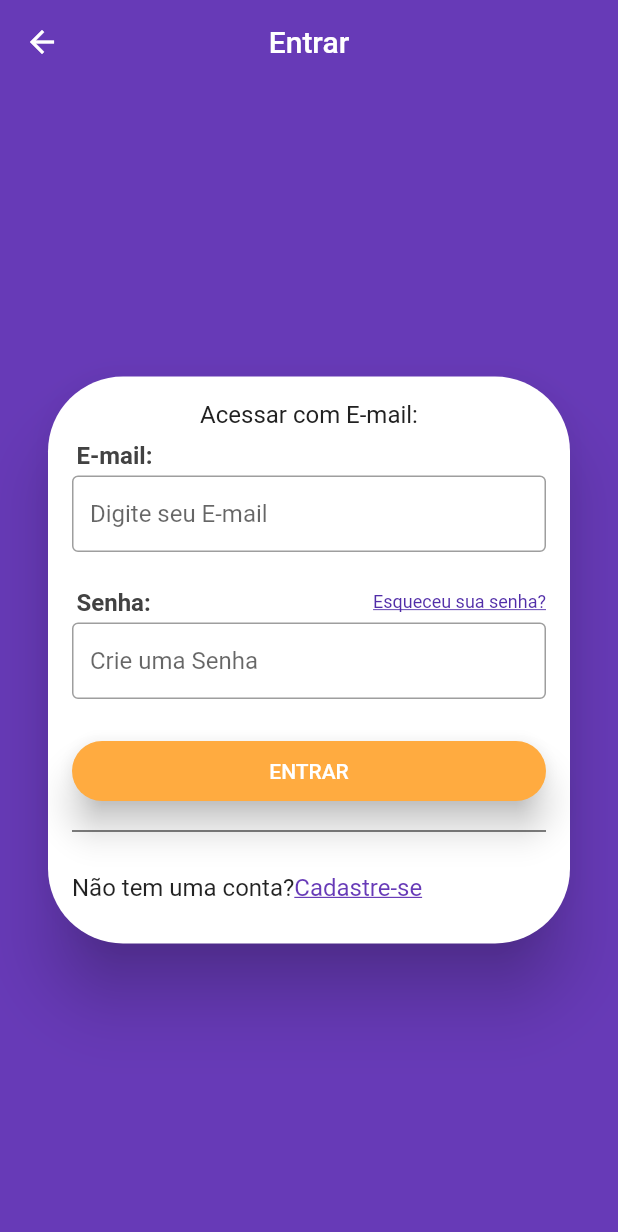
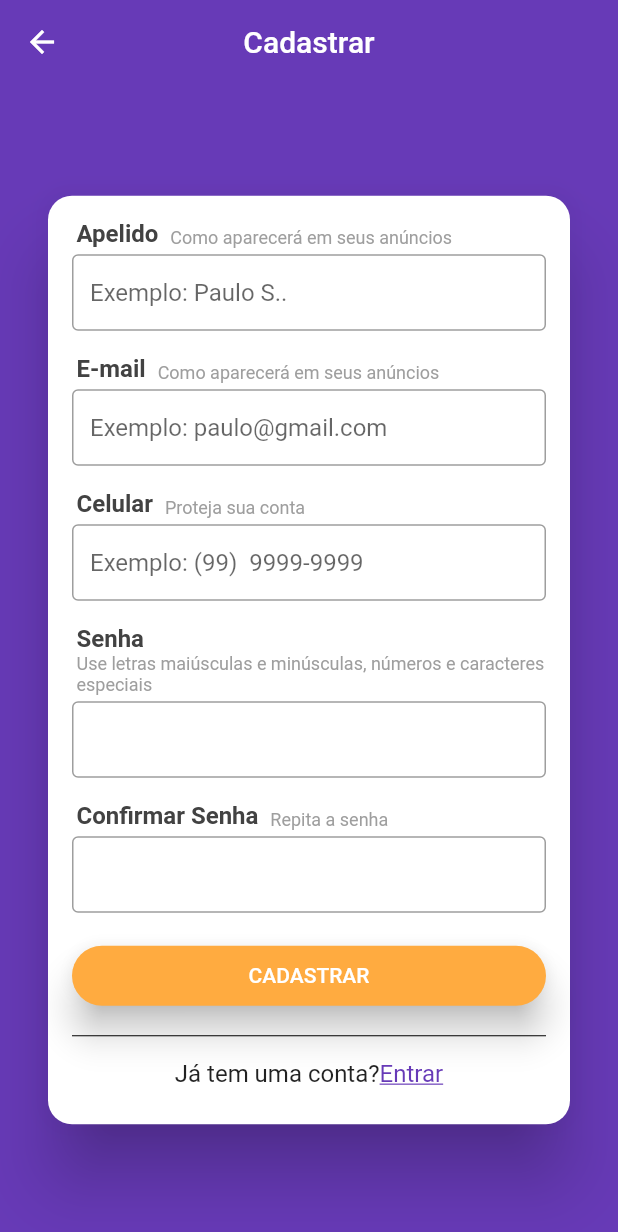
Before and after one commit to PAULOFO/Magazine-Market, a Flutter app: the LoginScreen screen opened directly, after a tap on "Cadastre-se", on a phone screen of 412 x 824 dp. Shown: the top 1232 px of the screen. Run offline on Flutter 3.47's test engine with Material 2 defaults, Android fonts, the phone set to English and light mode, and no system bars; our stand-ins replace brasil_fields, get_it, mobx, parse_server_sdk; generated files the repository leaves out were written again.

Commit message:
5º Commit "Criando a Tela de Cadastro"

```diff
--- a/lib/screens/login/login_screen.dart
+++ b/lib/screens/login/login_screen.dart
@@ -1,4 +1,5 @@
 import 'package:flutter/material.dart';
+import 'package:magazine_market/screens/signup/signup_screen.dart';
 
 class LoginScreen extends StatelessWidget {
   @override
@@ -14,7 +15,7 @@ class LoginScreen extends StatelessWidget {
           child: Card(
             margin: const EdgeInsets.symmetric(horizontal: 32),
             shape: RoundedRectangleBorder(
-              borderRadius: BorderRadius.circular(50),
+              borderRadius: BorderRadius.circular(16),
             ),
             elevation: 20,
             child: Padding(
@@ -112,8 +113,8 @@ class LoginScreen extends StatelessWidget {
                         ),
                         GestureDetector(
                           onTap: (){
-                            // Navigator.of(context).push(MaterialPageRoute(
-                            //     builder: (context) => SignUpScreen()));
+                             Navigator.of(context).push(MaterialPageRoute(
+                                builder: (context) => SignUpScreen()));
                           },
                           child: Text(
                             'Cadastre-se',
--- /dev/null
+++ b/lib/screens/signup/components/field_title.dart
@@ -0,0 +1,36 @@
+import 'package:flutter/material.dart';
+
+class FieldTitle extends StatelessWidget {
+
+  const FieldTitle({this.title, this.subtitle});
+
+  final String title;
+  final String subtitle;
+
+  @override
+  Widget build(BuildContext context) {
+    return Padding(
+      padding: const EdgeInsets.only(left: 3, bottom: 4),
+      child: Wrap(
+        crossAxisAlignment: WrapCrossAlignment.end,
+        children: [
+          Text(
+            '$title  ',
+            style: TextStyle(
+              color: Colors.grey[800],
+              fontSize: 16,
+              fontWeight: FontWeight.w700,
+            ),
+          ),
+          Text(
+            '$subtitle ',
+            style: TextStyle(
+              color: Colors.grey,
+              fontSize: 12,
+            ),
+          ),
+        ],
+      ),
+    );
+  }
+}
--- /dev/null
+++ b/lib/screens/signup/signup_screen.dart
@@ -0,0 +1,144 @@
+import 'package:brasil_fields/formatter/telefone_input_formatter.dart';
+import 'package:flutter/material.dart';
+import 'package:flutter/services.dart';
+import 'package:magazine_market/screens/signup/components/field_title.dart';
+
+class SignUpScreen extends StatelessWidget {
+  @override
+  Widget build(BuildContext context) {
+    return Scaffold(
+      appBar: AppBar(
+        title: const Text('Cadastrar'),
+        centerTitle: true,
+      ),
+      body: Container(
+        alignment: Alignment.center,
+        child: SingleChildScrollView(
+          child: Card(
+            margin: const EdgeInsets.symmetric(horizontal: 32),
+            shape: RoundedRectangleBorder(
+              borderRadius: BorderRadius.circular(16),
+            ),
+            elevation: 20,
+            child: Padding(
+              padding: const EdgeInsets.all(16),
+              child: Column(
+                crossAxisAlignment: CrossAxisAlignment.stretch,
+                mainAxisSize: MainAxisSize.min,
+                children: [
+                  FieldTitle(
+                    title: 'Apelido',
+                    subtitle: 'Como aparecerá em seus anúncios',
+                  ),
+                  TextField(
+                    decoration: InputDecoration(
+                      border: OutlineInputBorder(),
+                      isDense: true,
+                      hintText: 'Exemplo: Paulo S..'
+                    ),
+                    keyboardType: TextInputType.text,
+                  ),
+                  SizedBox(height: 16,),
+                  FieldTitle(
+                    title: 'E-mail',
+                    subtitle: 'Como aparecerá em seus anúncios',
+                  ),
+                  TextField(
+                    decoration: InputDecoration(
+                        border: OutlineInputBorder(),
+                        isDense: true,
+                        hintText: 'Exemplo: paulo@gmail.com'
+                    ),
+                    keyboardType: TextInputType.emailAddress,
+                    autocorrect: false,
+                  ),
+                  SizedBox(height: 16,),
+                  FieldTitle(
+                    title: 'Celular',
+                    subtitle: 'Proteja sua conta',
+                  ),
+                  TextField(
+                    decoration: InputDecoration(
+                        border: OutlineInputBorder(),
+                        isDense: true,
+                        hintText: 'Exemplo: (99)  9999-9999'
+                    ),
+                    keyboardType: TextInputType.phone,
+                    inputFormatters: [
+                      WhitelistingTextInputFormatter.digitsOnly,
+                      TelefoneInputFormatter()
+                    ],
+                  ),
+                  SizedBox(height: 16,),
+                  FieldTitle(
+                    title: 'Senha',
+                    subtitle: 'Use letras maiúsculas e minúsculas, números e caracteres especiais',
+                  ),
+                  TextField(
+                    decoration: InputDecoration(
+                        border: OutlineInputBorder(),
+                        isDense: true,
+                    ),
+                    obscureText: true,
+                  ),
+                  SizedBox(height: 16,),
+                  FieldTitle(
+                    title: 'Confirmar Senha',
+                    subtitle: 'Repita a senha',
+                  ),
+                  TextField(
+                    decoration: InputDecoration(
+                      border: OutlineInputBorder(),
+                      isDense: true,
+                    ),
+                    obscureText: true,
+                  ),
+                  const SizedBox(height: 10,),
+                  Container(
+                    height: 40,
+                    margin: const EdgeInsets.symmetric(vertical: 12),
+                    child: RaisedButton(
+                      color: Colors.orangeAccent,
+                      child: Text('CADASTRAR'),
+                      textColor: Colors.white,
+                      elevation: 10,
+                      shape: RoundedRectangleBorder(
+                        borderRadius: BorderRadius.circular(50),
+                      ),
+                      onPressed: (){},
+                    ),
+                  ),
+                  Divider(color: Colors.black),
+                  Padding(
+                    padding: const EdgeInsets.symmetric(vertical: 8),
+                    child: Wrap(
+                      alignment: WrapAlignment.center,
+                      children: [
+                        const Text(
+                          'Já tem uma conta?',
+                          style: TextStyle(fontSize: 16),
+                        ),
+                        GestureDetector(
+                          //pop é uma função que não tem parâmetro
+                          onTap: Navigator.of(context).pop,
+                          child: Text(
+                              'Entrar',
+                              style: TextStyle(
+                                decoration: TextDecoration.underline,
+                                color: Colors.deepPurple,
+                                fontSize: 16,
+                              )
+                          ),
+                        ),
+                      ],
+                    ),
+                  ),
+                ],
+              ),
+            ),
+          ),
+        ),
+      ),
+    );
+  }
+}
--- a/pubspec.yaml
+++ b/pubspec.yaml
@@ -32,6 +32,7 @@ dependencies:
   mobx: ^1.2.1+2
   flutter_mobx: ^1.1.0+2
   get_it: ^4.0.4
+  brasil_fields: ^0.4.0
 
 dev_dependencies:
   flutter_test:
```
Also changed, not shown: pubspec.lock.
